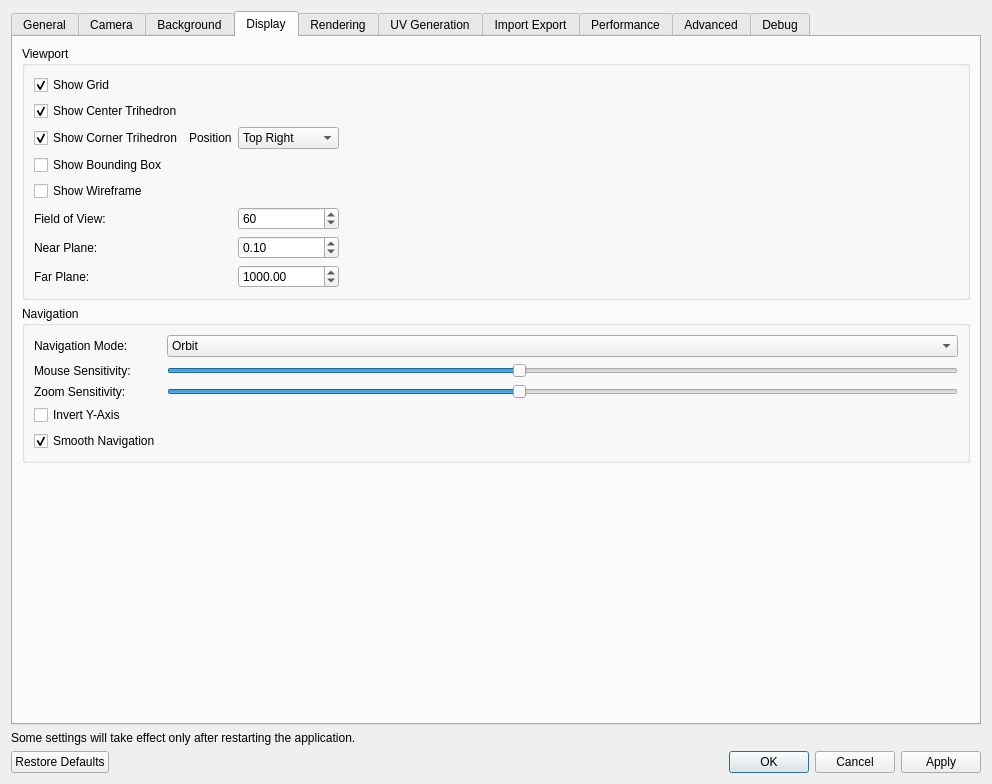
Above: ui/SettingsDialog.ui from 01Hub/ModelViewer before the change. Below: the same form after it.
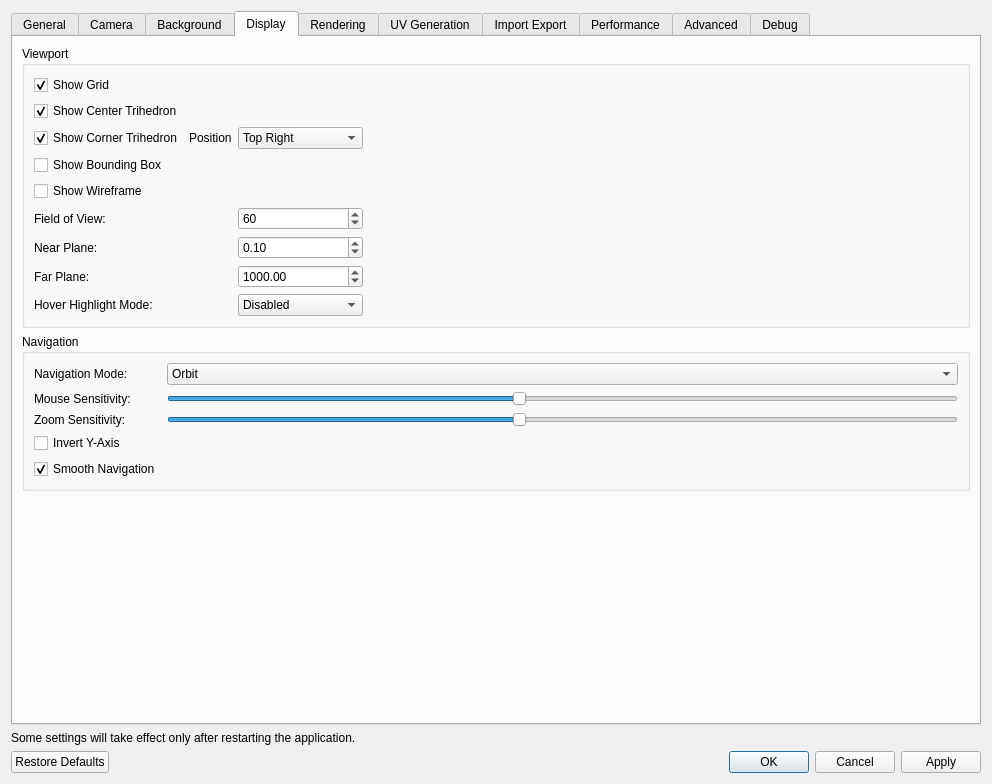
That is the form after the change. The open tabs and pages were chosen to show the change.

Commit message: Add hover highlighting feature with configurable settings

What changed in the file:
```diff
--- a/ui/SettingsDialog.ui
+++ b/ui/SettingsDialog.ui
@@ -756,6 +756,38 @@
             </property>
            </widget>
           </item>
+          <item row="8" column="0">
+           <widget class="QLabel" name="hoverHighlightModeLabel">
+            <property name="text">
+             <string>Hover Highlight Mode:</string>
+            </property>
+           </widget>
+          </item>
+          <item row="8" column="2">
+           <widget class="QComboBox" name="comboBoxHoverHighlightMode">
+            <property name="minimumSize">
+             <size>
+              <width>100</width>
+              <height>0</height>
+             </size>
+            </property>
+            <item>
+             <property name="text">
+              <string>Disabled</string>
+             </property>
+            </item>
+            <item>
+             <property name="text">
+              <string>Ray-cast Preview</string>
+             </property>
+            </item>
+            <item>
+             <property name="text">
+              <string>Accurate</string>
+             </property>
+            </item>
+           </widget>
+          </item>
          </layout>
         </widget>
        </item>
```
The commit also changes 6 other files.
